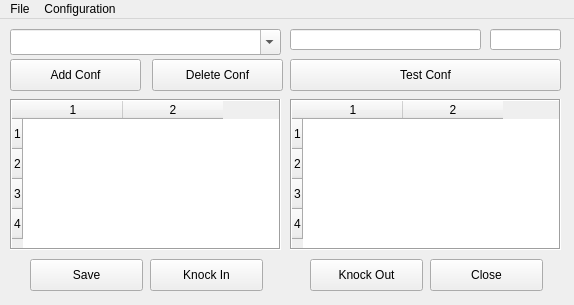
This is QtPortKnockerGeneratedGUI.ui in soualidjerbi/PortKnocker-Qt as Qt 5 draws it before an edit. The edited form follows.
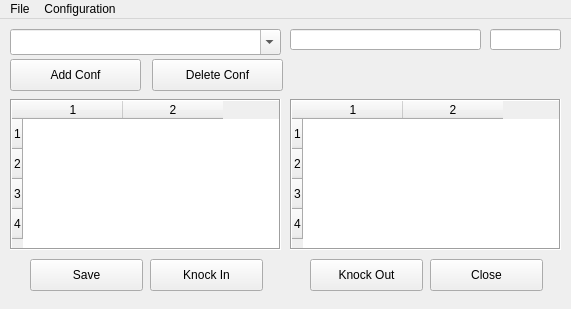
This is the edited form.

```diff
--- a/QtPortKnockerGeneratedGUI.ui
+++ b/QtPortKnockerGeneratedGUI.ui
@@ -7,27 +7,14 @@
    <rect>
     <x>0</x>
     <y>0</y>
-    <width>574</width>
-    <height>305</height>
+    <width>571</width>
+    <height>309</height>
    </rect>
   </property>
   <property name="windowTitle">
    <string>Port Knocker</string>
   </property>
   <widget class="QWidget" name="centralwidget">
-   <widget class="QPushButton" name="chkConnectionBtn">
-    <property name="geometry">
-     <rect>
-      <x>290</x>
-      <y>40</y>
-      <width>271</width>
-      <height>32</height>
-     </rect>
-    </property>
-    <property name="text">
-     <string>Test Conf</string>
-    </property>
-   </widget>
    <widget class="QTableWidget" name="openingGrid">
     <property name="geometry">
      <rect>
@@ -216,7 +203,7 @@
     <rect>
      <x>0</x>
      <y>0</y>
-     <width>574</width>
+     <width>571</width>
      <height>24</height>
     </rect>
    </property>
```
Left out of the diff: 17 changed lines with no effect on the pictures.
